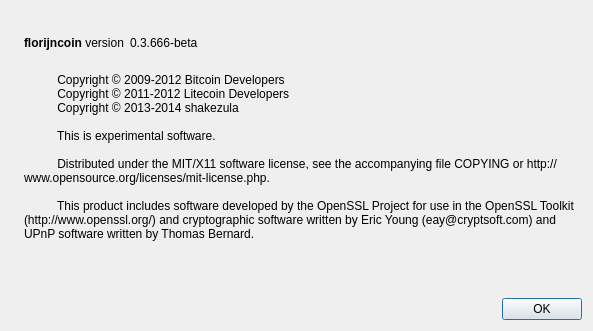
Old version of the form src/qt/forms/aboutdialog.ui in the repository dutchpatriot/florijncoin.
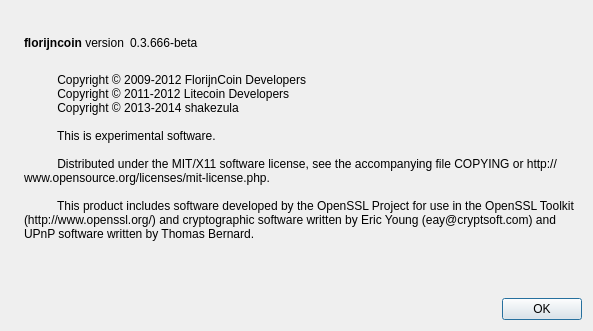
New version of the form. Icons and pictures are not drawn.

Diff of the .ui file:
```diff
--- a/src/qt/forms/aboutdialog.ui
+++ b/src/qt/forms/aboutdialog.ui
@@ -95,7 +95,7 @@
        </property>
        <property name="text">
         <string>
-          Copyright © 2009-2012 Bitcoin Developers
+          Copyright © 2009-2012 FlorijnCoin Developers
           Copyright © 2011-2012 Litecoin Developers
           Copyright © 2013-2014 shakezula 
 
```
